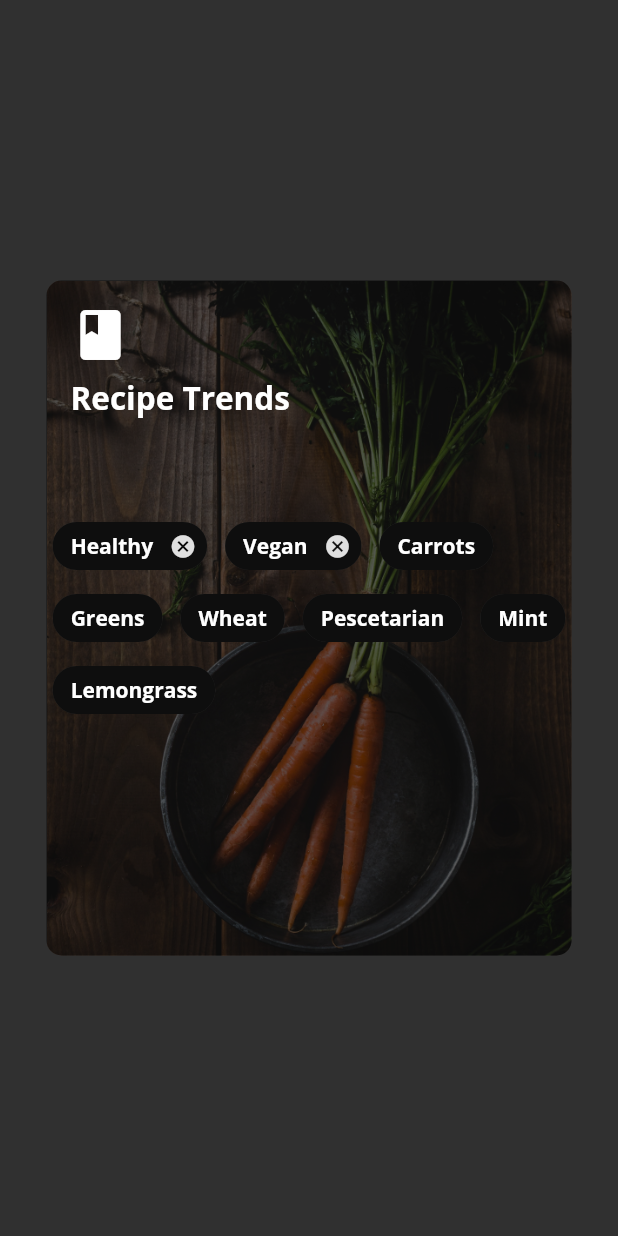
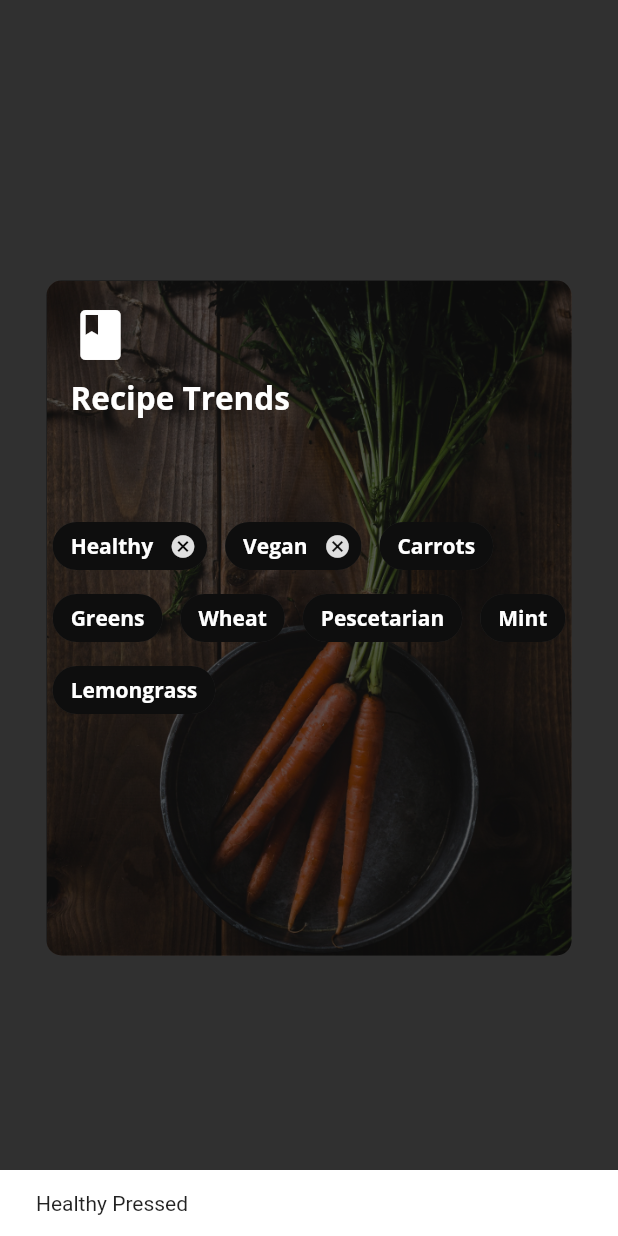
Before and after one commit to JoniJohn/fooderlich, a Flutter app: the Card3 widget shown alone on an empty page, opened directly, after a tap on the "cancel" icon, on a phone screen of 412 x 824 dp. Run offline on Flutter 3.47's test engine with Material 2 defaults, Android fonts, the phone set to English and light mode, and no system bars; our stand-ins replace google_fonts.

Commit message:
Minor fixes to Card 3 UI

```diff
--- a/lib/widgets/card3.dart
+++ b/lib/widgets/card3.dart
@@ -63,7 +63,8 @@ class Card3 extends StatelessWidget {
                   ),
                   backgroundColor: Colors.black.withOpacity(0.7),
                   onDeleted: () {
-                    print('delete');
+                    const snackBar = SnackBar(content: Text('Healthy Pressed'));
+                    ScaffoldMessenger.of(context).showSnackBar(snackBar);
                   },
                 ),
                 Chip(
@@ -73,7 +74,8 @@ class Card3 extends StatelessWidget {
                   ),
                   backgroundColor: Colors.black.withOpacity(0.7),
                   onDeleted: () {
-                    print('delete');
+                    const snackBar = SnackBar(content: Text('Vegan Pressed'));
+                    ScaffoldMessenger.of(context).showSnackBar(snackBar);
                   },
                 ),
                 Chip(
```
